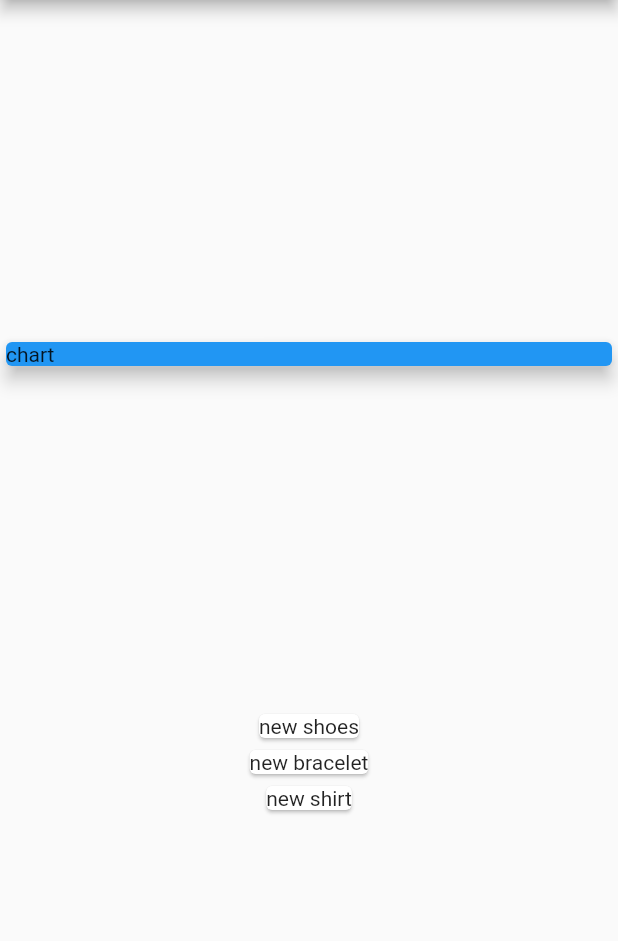
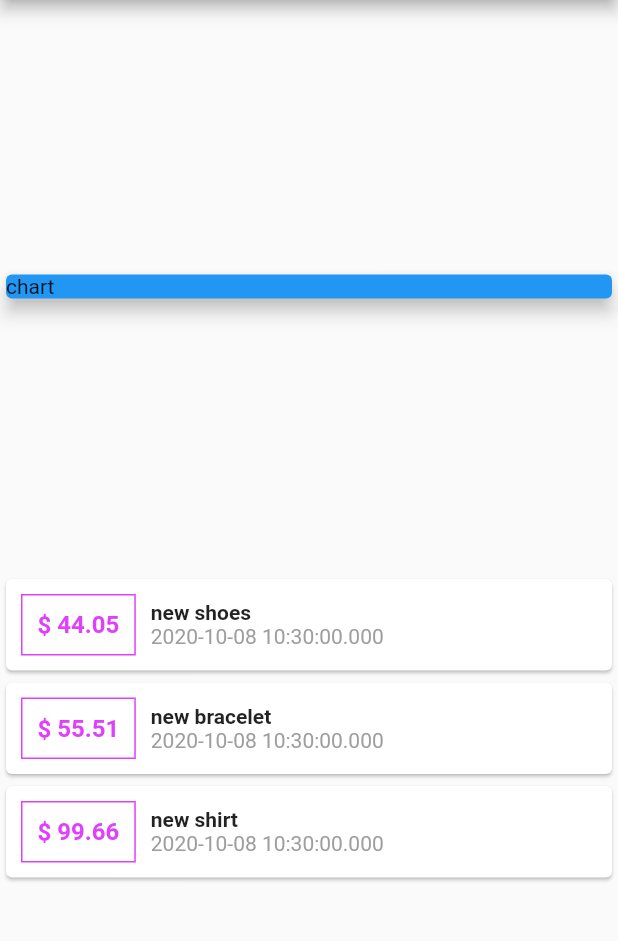
Before and after one commit to amanyGh/expenses-app, a Flutter app: the screen it shows after launch, on a phone screen of 412 x 824 dp, the part 84-1025 px from its top. Run offline on Flutter 3.47's test engine with Material 2 defaults, Android fonts, the phone set to English and light mode, and no system bars.

```diff
--- a/lib/main.dart
+++ b/lib/main.dart
@@ -9,17 +9,18 @@ class MyApp extends StatelessWidget {
   // This widget is the root of your application.
   @override
   Widget build(BuildContext context) {
-    return MaterialApp( home: MyHomePage(),
+    return MaterialApp(
+      home: MyHomePage(),
     );
   }
 }
 
 class MyHomePage extends StatelessWidget {
-  final List<Trnsaction> transactions=[
-    Trnsaction(id: 't1',title: 'new shoes',price: 44,date: DateTime.now()),
-    Trnsaction(id: 't1',title: 'new bracelet',price: 55.5,date: DateTime.now()),
-    Trnsaction(id: 't2',title: 'new shirt',price: 99.5,date: DateTime.now()),
-
+  final List<Trnsaction> transactions = [
+    Trnsaction(id: 't1', title: 'new shoes', price: 44.05, date: DateTime.now()),
+    Trnsaction(
+        id: 't1', title: 'new bracelet', price: 55.51, date: DateTime.now()),
+    Trnsaction(id: 't2', title: 'new shirt', price: 99.66, date: DateTime.now()),
   ];
   @override
   Widget build(BuildContext context) {
@@ -33,17 +34,46 @@ class MyHomePage extends StatelessWidget {
           children: [
             Container(
               width: double.infinity,
-          child: Card(
-            color: Colors.blue,
-            elevation: 5,
+              child:
+                  Card(color: Colors.blue, elevation: 5,
                    child: Text('chart')),
             ),
-        Column(children: transactions.map((tx){
-          return Card(child:Text(tx.title));
-        }).toList(),)
-      ],)
+            Column(
+              children: transactions.map((tx) {
+                return Card(
+                  child: Row(
+                    children: [
+                      Container(
+                        margin: EdgeInsets.symmetric(
+                          vertical: 10,horizontal: 10
+                        ),
+                        padding: EdgeInsets.all(10),
+                        decoration: BoxDecoration(
+                          border: Border.all(
+                            color: Colors.purpleAccent,
+                            width: 1,
+                          )
+                        ),
+                        child: Text('\$ ${tx.price}',
+                        style:TextStyle(
+                          color: Colors.purpleAccent,
+                          fontSize: 16,
+                          fontWeight: FontWeight.bold) ,),
+                      ),
+                      Column(
+                        crossAxisAlignment: CrossAxisAlignment.start,
+                        children: [
+                          Text(tx.title,style: TextStyle(fontWeight: FontWeight.bold),),
+                          Text(tx.date.toString(),
+                          style: TextStyle(color: Colors.grey),),
+                        ],
+                      )
+                    ],
+                  ),
                 );
+              }).toList(),
+            )
+          ],
+        ));
   }
-
-
 }
```
Lines whose indentation alone changed are shown as unchanged.
